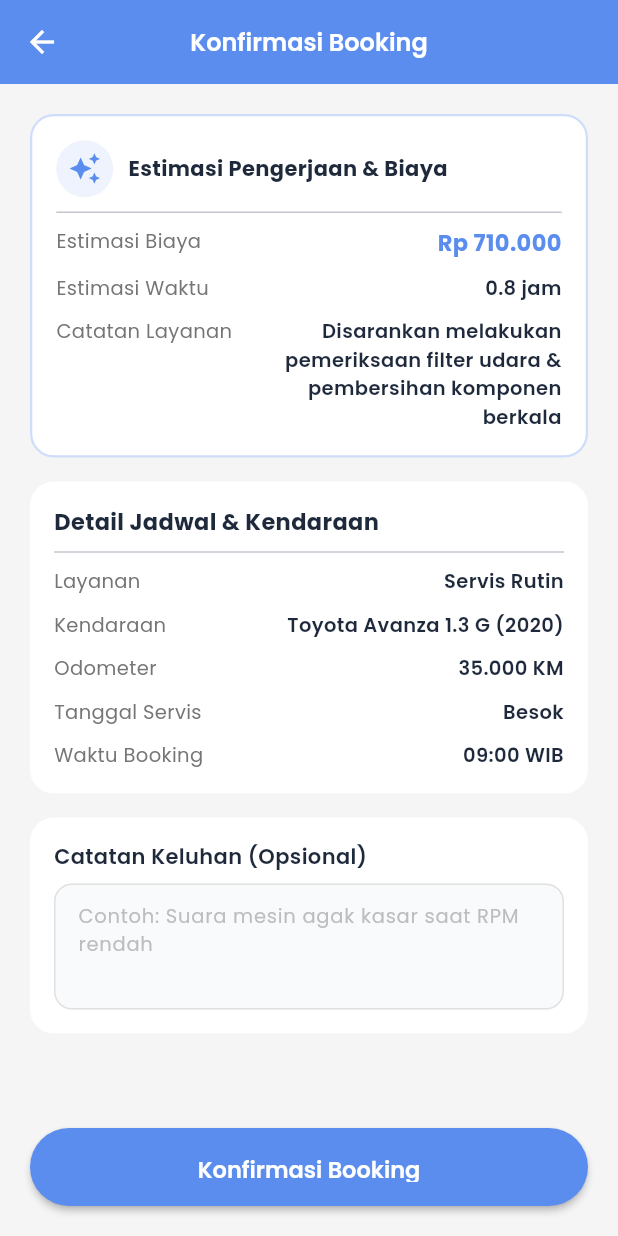
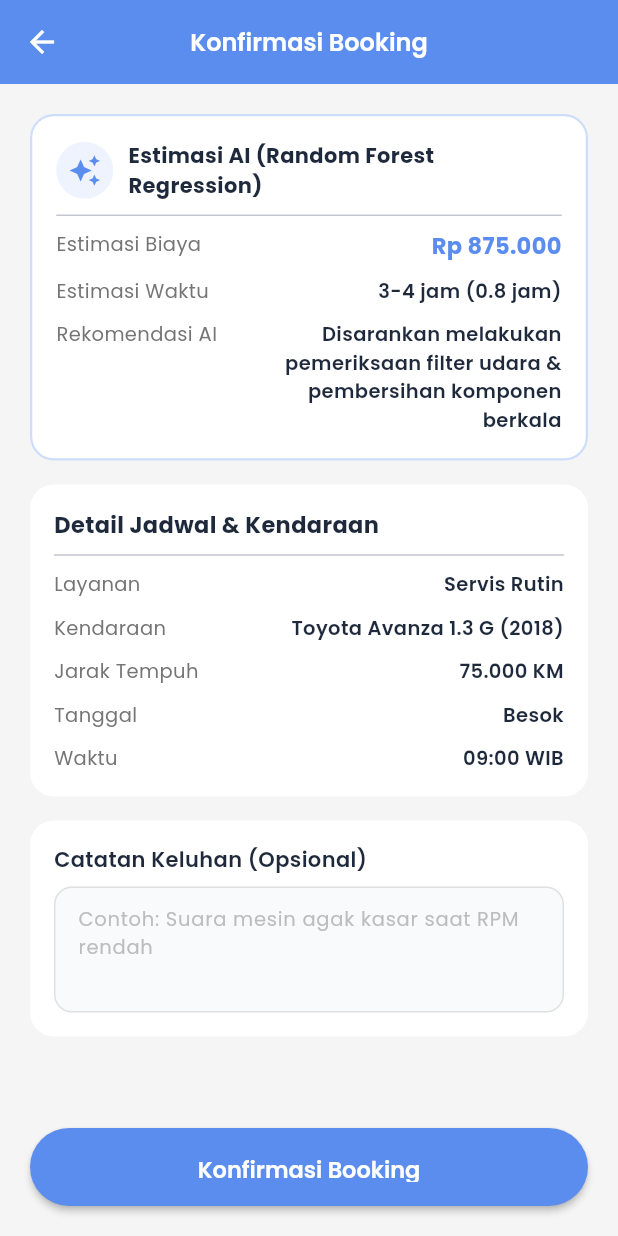
Before and after one commit to ifanagung3/201-AutoGarage, a Flutter app: the BookingKonfirmasiScreen screen opened by its route, after a tap on the "arrow back" icon, after a tap on "Lanjut", on a phone screen of 412 x 824 dp. Run offline on Flutter 3.47's test engine with Material 3 defaults, Android fonts, the phone set to English and light mode, and no system bars; our stand-ins replace cloud_firestore, firebase_auth, firebase_core, go_router, google_fonts, google_sign_in; accounts and stored records are empty; network calls fail.

Commit message:
SYNC: Matched all code, BookingDraft state flow, test suites, and docs with 201-auto-garage-fixed

```diff
--- a/lib/core/router/app_router.dart
+++ b/lib/core/router/app_router.dart
@@ -30,6 +30,7 @@ import '../../screens/admin/admin_servis_screen.dart';
 import '../../screens/admin/admin_estimasi_screen.dart';
 import '../../screens/admin/admin_pelanggan_screen.dart';
 import '../../screens/admin/admin_promo_screen.dart';
+import '../../models/booking_draft.dart';
 
 final appRouter = GoRouter(
   initialLocation: '/splash',
@@ -39,63 +40,76 @@ final appRouter = GoRouter(
     GoRoute(path: '/sign-in', builder: (c, s) => const SignInScreen()),
     GoRoute(path: '/sign-up', builder: (c, s) => const SignUpScreen()),
     GoRoute(path: '/otp', builder: (c, s) => const OtpScreen()),
-    GoRoute(path: '/forgot-password', builder: (c, s) => const ForgotPasswordScreen()),
-    GoRoute(path: '/complete-profile', builder: (c, s) => const CompleteProfileScreen()),
-
+    GoRoute(
+        path: '/forgot-password',
+        builder: (c, s) => const ForgotPasswordScreen()),
+    GoRoute(
+        path: '/complete-profile',
+        builder: (c, s) => const CompleteProfileScreen()),
     ShellRoute(
       builder: (c, s, child) => MainShell(child: child),
       routes: [
         GoRoute(path: '/home', builder: (c, s) => const HomeScreen()),
         GoRoute(path: '/status', builder: (c, s) => const StatusServisScreen()),
-        GoRoute(path: '/riwayat', builder: (c, s) => const RiwayatServisScreen()),
+        GoRoute(
+            path: '/riwayat', builder: (c, s) => const RiwayatServisScreen()),
         GoRoute(path: '/akun', builder: (c, s) => const AkunScreen()),
       ],
     ),
-
     GoRoute(path: '/estimasi', builder: (c, s) => const EstimasiBiayaScreen()),
     GoRoute(
       path: '/booking/layanan',
-      builder: (c, s) => const BookingLayananScreen(),
+      builder: (c, s) => BookingLayananScreen(
+        initialDraft: s.extra as BookingDraft?,
+      ),
     ),
     GoRoute(
       path: '/booking/tanggal',
       builder: (c, s) => BookingTanggalScreen(
-        serviceName: s.uri.queryParameters['service'] ?? 'Servis Rutin',
+        draft: s.extra as BookingDraft? ?? const BookingDraft(),
       ),
     ),
     GoRoute(
       path: '/booking/waktu',
       builder: (c, s) => BookingWaktuScreen(
-        serviceName: s.uri.queryParameters['service'] ?? 'Servis Rutin',
-        bookingDate: s.uri.queryParameters['date'] ?? '',
+        draft: s.extra as BookingDraft? ?? const BookingDraft(),
       ),
     ),
     GoRoute(
       path: '/booking/konfirmasi',
       builder: (c, s) => BookingKonfirmasiScreen(
-        serviceName: s.uri.queryParameters['service'] ?? 'Servis Rutin',
-        bookingDate: s.uri.queryParameters['date'] ?? '',
-        bookingTime: s.uri.queryParameters['time'] ?? '09:00 WIB',
+        draft: s.extra as BookingDraft? ?? const BookingDraft(),
       ),
     ),
-
     GoRoute(path: '/akun/data-diri', builder: (c, s) => const DataDiriScreen()),
-    GoRoute(path: '/akun/kendaraan', builder: (c, s) => const KendaraanSayaScreen()),
+    GoRoute(
+        path: '/akun/kendaraan',
+        builder: (c, s) => const KendaraanSayaScreen()),
     GoRoute(path: '/akun/alamat', builder: (c, s) => const AlamatSayaScreen()),
     GoRoute(path: '/akun/promo', builder: (c, s) => const PromoScreen()),
     GoRoute(path: '/akun/bantuan', builder: (c, s) => const BantuanScreen()),
     GoRoute(path: '/akun/tentang', builder: (c, s) => const TentangScreen()),
-    GoRoute(path: '/akun/pengaturan', builder: (c, s) => const PengaturanScreen()),
-
+    GoRoute(
+        path: '/akun/pengaturan', builder: (c, s) => const PengaturanScreen()),
     ShellRoute(
       builder: (c, s, child) => AdminShell(child: child),
       routes: [
-        GoRoute(path: '/admin', builder: (c, s) => const AdminDashboardScreen()),
-        GoRoute(path: '/admin/booking', builder: (c, s) => const AdminBookingScreen()),
-        GoRoute(path: '/admin/servis', builder: (c, s) => const AdminServisScreen()),
-        GoRoute(path: '/admin/estimasi', builder: (c, s) => const AdminEstimasiScreen()),
-        GoRoute(path: '/admin/pelanggan', builder: (c, s) => const AdminPelangganScreen()),
-        GoRoute(path: '/admin/promo', builder: (c, s) => const AdminPromoScreen()),
+        GoRoute(
+            path: '/admin', builder: (c, s) => const AdminDashboardScreen()),
+        GoRoute(
+            path: '/admin/booking',
+            builder: (c, s) => const AdminBookingScreen()),
+        GoRoute(
+            path: '/admin/servis',
+            builder: (c, s) => const AdminServisScreen()),
+        GoRoute(
+            path: '/admin/estimasi',
+            builder: (c, s) => const AdminEstimasiScreen()),
+        GoRoute(
+            path: '/admin/pelanggan',
+            builder: (c, s) => const AdminPelangganScreen()),
+        GoRoute(
+            path: '/admin/promo', builder: (c, s) => const AdminPromoScreen()),
       ],
     ),
   ],
--- /dev/null
+++ b/lib/models/booking_draft.dart
@@ -0,0 +1,26 @@
+class BookingDraft {
+  const BookingDraft({
+    this.serviceName,
+    this.bookingDate,
+    this.bookingTime,
+  });
+
+  final String? serviceName;
+  final DateTime? bookingDate;
+  final String? bookingTime;
+
+  BookingDraft copyWith({
+    String? serviceName,
+    DateTime? bookingDate,
+    String? bookingTime,
+  }) {
+    return BookingDraft(
+      serviceName: serviceName ?? this.serviceName,
+      bookingDate: bookingDate ?? this.bookingDate,
+      bookingTime: bookingTime ?? this.bookingTime,
+    );
+  }
+
+  bool get isComplete =>
+      serviceName != null && bookingDate != null && bookingTime != null;
+}
--- a/lib/screens/booking/booking_konfirmasi_screen.dart
+++ b/lib/screens/booking/booking_konfirmasi_screen.dart
@@ -4,33 +4,30 @@ import 'package:google_fonts/google_fonts.dart';
 import 'package:intl/intl.dart';
 import '../../services/booking_service.dart';
 import '../../services/random_forest_service.dart';
+import '../../models/booking_draft.dart';
 
 class BookingKonfirmasiScreen extends StatefulWidget {
-  final String serviceName;
-  final String bookingDate;
-  final String bookingTime;
+  const BookingKonfirmasiScreen({super.key, required this.draft});
 
-  const BookingKonfirmasiScreen({
-    super.key,
-    required this.serviceName,
-    required this.bookingDate,
-    required this.bookingTime,
-  });
+  final BookingDraft draft;
 
   @override
-  State<BookingKonfirmasiScreen> createState() => _BookingKonfirmasiScreenState();
+  State<BookingKonfirmasiScreen> createState() =>
+      _BookingKonfirmasiScreenState();
 }
 
 class _BookingKonfirmasiScreenState extends State<BookingKonfirmasiScreen> {
   final _notesController = TextEditingController();
-  final _currencyFormat = NumberFormat.currency(locale: 'id_ID', symbol: 'Rp ', decimalDigits: 0);
+  final _currencyFormat =
+      NumberFormat.currency(locale: 'id_ID', symbol: 'Rp ', decimalDigits: 0);
 
   bool _isLoading = false;
   bool _isPredicting = true;
 
-  double _estimatedCost = 150000;
-  double _estimatedDurationHours = 2.5;
-  String _recommendation = "Disarankan melakukan pemeriksaan berkala & filter udara";
+  double _estimatedCost = 1150000;
+  double _estimatedDurationHours = 3.8;
+  String _recommendation =
+      "Disarankan melakukan pemeriksaan filter udara & ganti oli";
 
   @override
   void initState() {
@@ -43,10 +40,10 @@ class _BookingKonfirmasiScreenState extends State<BookingKonfirmasiScreen> {
     final result = await RandomForestService.instance.predictViaApi(
       carBrand: 'Toyota',
       carModel: 'Avanza',
-      carYear: 2020,
-      serviceType: widget.serviceName,
-      mileage: 35000,
-      componentCount: 3,
+      carYear: 2018,
+      serviceType: widget.draft.serviceName ?? 'Servis Rutin',
+      mileage: 75000,
+      componentCount: 5,
     );
 
     if (mounted) {
@@ -63,25 +60,24 @@ class _BookingKonfirmasiScreenState extends State<BookingKonfirmasiScreen> {
     if (context.canPop()) {
       context.pop();
     } else {
-      context.go('/booking/waktu?service=${Uri.encodeComponent(widget.serviceName)}&date=${Uri.encodeComponent(widget.bookingDate)}');
+      context.go('/booking/waktu', extra: widget.draft);
     }
   }
 
   Future<void> _submitBooking() async {
     setState(() => _isLoading = true);
     try {
-      final dateToSave = widget.bookingDate.isNotEmpty
-          ? DateTime.tryParse(widget.bookingDate) ?? DateTime.now().add(const Duration(days: 1))
-          : DateTime.now().add(const Duration(days: 1));
+      final dateToSave = widget.draft.bookingDate ?? DateTime.now().add(const Duration(days: 1));
+      final timeToSave = widget.draft.bookingTime != null ? '${widget.draft.bookingTime} WIB' : '09:00 WIB';
 
       await BookingService.instance.createBooking(
         vehicleName: 'Toyota Avanza 1.3 G',
         vehiclePlat: 'B 1234 AG',
-        vehicleYear: 2020,
-        vehicleKm: 35000,
-        serviceName: widget.serviceName,
+        vehicleYear: 2018,
+        vehicleKm: 75000,
+        serviceName: widget.draft.serviceName ?? 'Servis Rutin',
         bookingDate: dateToSave,
-        bookingTime: widget.bookingTime.isNotEmpty ? widget.bookingTime : '09:00 WIB',
+        bookingTime: timeToSave,
         estimatedCost: _estimatedCost,
         notes: _notesController.text.trim(),
       );
@@ -90,7 +86,7 @@ class _BookingKonfirmasiScreenState extends State<BookingKonfirmasiScreen> {
         ScaffoldMessenger.of(context).showSnackBar(
           SnackBar(
             content: Text(
-              'Booking ${widget.serviceName} berhasil disimpan!',
+              'Booking ${widget.draft.serviceName ?? ''} berhasil disimpan!',
               style: GoogleFonts.poppins(),
             ),
             backgroundColor: Colors.green,
@@ -114,9 +110,6 @@ class _BookingKonfirmasiScreenState extends State<BookingKonfirmasiScreen> {
 
   @override
   Widget build(BuildContext context) {
-    final displayDate = widget.bookingDate.isNotEmpty ? widget.bookingDate : 'Besok';
-    final displayTime = widget.bookingTime.isNotEmpty ? widget.bookingTime : '09:00 WIB';
-
     return PopScope(
       canPop: false,
       onPopInvokedWithResult: (bool didPop, Object? result) {
@@ -131,7 +124,8 @@ class _BookingKonfirmasiScreenState extends State<BookingKonfirmasiScreen> {
           elevation: 0,
           title: Text(
             'Konfirmasi Booking',
-            style: GoogleFonts.poppins(fontSize: 16, fontWeight: FontWeight.w600, color: Colors.white),
+            style: GoogleFonts.poppins(
+                fontSize: 16, fontWeight: FontWeight.w600, color: Colors.white),
           ),
           leading: IconButton(
             icon: const Icon(Icons.arrow_back, color: Colors.white),
@@ -150,7 +144,9 @@ class _BookingKonfirmasiScreenState extends State<BookingKonfirmasiScreen> {
                     decoration: BoxDecoration(
                       color: Colors.white,
                       borderRadius: BorderRadius.circular(16),
-                      border: Border.all(color: const Color(0xFF5B8DEF).withOpacity(0.3), width: 1.5),
+                      border: Border.all(
+                          color: const Color(0xFF5B8DEF).withOpacity(0.3),
+                          width: 1.5),
                     ),
                     child: Column(
                       crossAxisAlignment: CrossAxisAlignment.start,
@@ -163,12 +159,13 @@ class _BookingKonfirmasiScreenState extends State<BookingKonfirmasiScreen> {
                                 color: const Color(0xFF5B8DEF).withOpacity(0.1),
                                 shape: BoxShape.circle,
                               ),
-                              child: const Icon(Icons.auto_awesome, color: Color(0xFF5B8DEF), size: 22),
+                              child: const Icon(Icons.auto_awesome,
+                                  color: Color(0xFF5B8DEF), size: 22),
                             ),
                             const SizedBox(width: 10),
                             Expanded(
                               child: Text(
-                                'Estimasi Pengerjaan & Biaya',
+                                'Estimasi AI (Random Forest Regression)',
                                 style: GoogleFonts.poppins(
                                   fontSize: 14,
                                   fontWeight: FontWeight.bold,
@@ -186,7 +183,8 @@ class _BookingKonfirmasiScreenState extends State<BookingKonfirmasiScreen> {
                               child: SizedBox(
                                 width: 24,
                                 height: 24,
-                                child: CircularProgressIndicator(color: Color(0xFF5B8DEF), strokeWidth: 2),
+                                child: CircularProgressIndicator(
+                                    color: Color(0xFF5B8DEF), strokeWidth: 2),
                               ),
                             ),
                           )
@@ -199,11 +197,12 @@ class _BookingKonfirmasiScreenState extends State<BookingKonfirmasiScreen> {
                           const SizedBox(height: 10),
                           _DetailRow(
                             label: 'Estimasi Waktu',
-                            value: '${_estimatedDurationHours.toStringAsFixed(1)} jam',
+                            value:
+                                '3-4 jam (${_estimatedDurationHours.toStringAsFixed(1)} jam)',
                           ),
                           const SizedBox(height: 10),
                           _DetailRow(
-                            label: 'Catatan Layanan',
+                            label: 'Rekomendasi AI',
                             value: _recommendation,
                           ),
                         ],
@@ -231,15 +230,31 @@ class _BookingKonfirmasiScreenState extends State<BookingKonfirmasiScreen> {
                           ),
                         ),
                         const Divider(height: 20),
-                        _DetailRow(label: 'Layanan', value: widget.serviceName),
+                        _DetailRow(
+                            label: 'Layanan',
+                            value: widget.draft.serviceName ?? 'Servis Rutin'),
                         const SizedBox(height: 10),
-                        const _DetailRow(label: 'Kendaraan', value: 'Toyota Avanza 1.3 G (2020)'),
+                        const _DetailRow(
+                            label: 'Kendaraan',
+                            value: 'Toyota Avanza 1.3 G (2018)'),
                         const SizedBox(height: 10),
-                        const _DetailRow(label: 'Odometer', value: '35.000 KM'),
+                        const _DetailRow(
+                            label: 'Jarak Tempuh', value: '75.000 KM'),
                         const SizedBox(height: 10),
-                        _DetailRow(label: 'Tanggal Servis', value: displayDate),
+                        _DetailRow(
+                          label: 'Tanggal',
+                          value: widget.draft.bookingDate == null
+                              ? 'Besok'
+                              : DateFormat('d MMMM y', 'id_ID')
+                                  .format(widget.draft.bookingDate!),
+                        ),
                         const SizedBox(height: 10),
-                        _DetailRow(label: 'Waktu Booking', value: displayTime),
+                        _DetailRow(
+                          label: 'Waktu',
+                          value: widget.draft.bookingTime == null
+                              ? '09:00 WIB'
+                              : '${widget.draft.bookingTime} WIB',
+                        ),
                       ],
                     ),
                   ),
@@ -269,8 +284,10 @@ class _BookingKonfirmasiScreenState extends State<BookingKonfirmasiScreen> {
                           maxLines: 3,
                           style: GoogleFonts.poppins(fontSize: 13),
                           decoration: InputDecoration(
-                            hintText: 'Contoh: Suara mesin agak kasar saat RPM rendah',
-                            hintStyle: GoogleFonts.poppins(color: Colors.grey[400], fontSize: 13),
+                            hintText:
+                                'Contoh: Suara mesin agak kasar saat RPM rendah',
+                            hintStyle: GoogleFonts.poppins(
+                                color: Colors.grey[400], fontSize: 13),
                             filled: true,
                             fillColor: const Color(0xFFF8FAFC),
                             border: OutlineInputBorder(
@@ -306,7 +323,8 @@ class _BookingKonfirmasiScreenState extends State<BookingKonfirmasiScreen> {
                       ? const SizedBox(
                           width: 20,
                           height: 20,
-                          child: CircularProgressIndicator(color: Colors.white, strokeWidth: 2),
+                          child: CircularProgressIndicator(
+                              color: Colors.white, strokeWidth: 2),
                         )
                       : Text(
                           'Konfirmasi Booking',
@@ -364,7 +382,9 @@ class _DetailRow extends StatelessWidget {
             style: GoogleFonts.poppins(
               fontSize: isHighlight ? 15 : 13,
               fontWeight: isHighlight ? FontWeight.bold : FontWeight.w600,
-              color: isHighlight ? const Color(0xFF5B8DEF) : const Color(0xFF1E293B),
+              color: isHighlight
+                  ? const Color(0xFF5B8DEF)
+                  : const Color(0xFF1E293B),
             ),
           ),
         ),
--- a/lib/screens/booking/booking_waktu_screen.dart
+++ b/lib/screens/booking/booking_waktu_screen.dart
@@ -1,36 +1,36 @@
 import 'package:flutter/material.dart';
 import 'package:go_router/go_router.dart';
 import 'package:google_fonts/google_fonts.dart';
+import '../../models/booking_draft.dart';
 
 class BookingWaktuScreen extends StatefulWidget {
-  final String serviceName;
-  final String bookingDate;
+  const BookingWaktuScreen({super.key, required this.draft});
 
-  const BookingWaktuScreen({
-    super.key,
-    required this.serviceName,
-    required this.bookingDate,
-  });
+  final BookingDraft draft;
 
   @override
   State<BookingWaktuScreen> createState() => _BookingWaktuScreenState();
 }
 
 class _BookingWaktuScreenState extends State<BookingWaktuScreen> {
-  String? selectedTime = '09:00 WIB';
-  final List<String> timeSlots = ['08:00 WIB', '09:00 WIB', '10:00 WIB', '11:00 WIB', '13:00 WIB', '14:00 WIB', '15:00 WIB', '16:00 WIB'];
+  String? selectedTime = '09:00';
+  final List<String> timeSlots = [
+    '08:00',
+    '09:00',
+    '10:00',
+    '11:00',
+    '13:00',
+    '14:00',
+    '15:00',
+    '16:00'
+  ];
 
   void _handleBack() {
     if (context.canPop()) {
       context.pop();
     } else {
-      context.go('/booking/tanggal?service=${Uri.encodeComponent(widget.serviceName)}');
+      context.go('/booking/tanggal', extra: widget.draft);
     }
-  }
-
-  void _proceedToConfirmation() {
-    if (selectedTime == null) return;
-    context.go('/booking/konfirmasi?service=${Uri.encodeComponent(widget.serviceName)}&date=${Uri.encodeComponent(widget.bookingDate)}&time=${Uri.encodeComponent(selectedTime!)}');
   }
 
   @override
@@ -44,7 +44,7 @@ class _BookingWaktuScreenState extends State<BookingWaktuScreen> {
       },
       child: Scaffold(
         appBar: AppBar(
-          title: Text('Pilih Jam (${widget.serviceName})'),
+          title: Text('Pilih Jam (${widget.draft.serviceName ?? 'Servis'})'),
           leading: IconButton(
             icon: const Icon(Icons.arrow_back),
             onPressed: _handleBack,
@@ -69,15 +69,19 @@ class _BookingWaktuScreenState extends State<BookingWaktuScreen> {
                     onTap: () => setState(() => selectedTime = time),
                     child: Container(
                       decoration: BoxDecoration(
-                        color: isSelected ? const Color(0xFF3B82F6) : Colors.white,
-                        border: Border.all(color: isSelected ? const Color(0xFF3B82F6) : Colors.grey[300]!),
+                        color:
+                            isSelected ? const Color(0xFF3B82F6) : Colors.white,
+                        border: Border.all(
+                            color: isSelected
+                                ? const Color(0xFF3B82F6)
+                                : Colors.grey[300]!),
                         borderRadius: BorderRadius.circular(12),
                       ),
                       child: Center(
                         child: Text(
                           time,
                           style: GoogleFonts.poppins(
-                            fontSize: 14,
+                            fontSize: 16,
                             fontWeight: FontWeight.w600,
                             color: isSelected ? Colors.white : Colors.black,
                           ),
@@ -94,7 +98,14 @@ class _BookingWaktuScreenState extends State<BookingWaktuScreen> {
                 width: double.infinity,
                 height: 50,
                 child: ElevatedButton(
-                  onPressed: selectedTime == null ? null : _proceedToConfirmation,
+                  onPressed: selectedTime == null
+                      ? null
+                      : () => context.push(
+                            '/booking/konfirmasi',
+                            extra: widget.draft.copyWith(
+                              bookingTime: selectedTime,
+                            ),
+                          ),
                   child: const Text('Lanjut'),
                 ),
               ),
--- a/lib/screens/main/home_screen.dart
+++ b/lib/screens/main/home_screen.dart
@@ -2,6 +2,7 @@ import 'package:flutter/material.dart';
 import 'package:go_router/go_router.dart';
 import 'package:google_fonts/google_fonts.dart';
 import 'package:firebase_auth/firebase_auth.dart';
+import '../../models/booking_draft.dart';
 
 class HomeScreen extends StatelessWidget {
   const HomeScreen({super.key});
@@ -65,7 +66,8 @@ class HomeScreen extends StatelessWidget {
                             shape: BoxShape.circle,
                           ),
                           child: IconButton(
-                            icon: const Icon(Icons.notifications_outlined, color: Colors.white),
+                            icon: const Icon(Icons.notifications_outlined,
+                                color: Colors.white),
                             onPressed: () {},
                           ),
                         ),
@@ -74,7 +76,8 @@ class HomeScreen extends StatelessWidget {
                     const SizedBox(height: 20),
                     // Search Box
                     Container(
-                      padding: const EdgeInsets.symmetric(horizontal: 16, vertical: 4),
+                      padding: const EdgeInsets.symmetric(
+                          horizontal: 16, vertical: 4),
                       decoration: BoxDecoration(
                         color: Colors.white,
                         borderRadius: BorderRadius.circular(14),
@@ -89,9 +92,11 @@ class HomeScreen extends StatelessWidget {
                       child: TextField(
                         decoration: InputDecoration(
                           hintText: 'Cari layanan...',
-                          hintStyle: GoogleFonts.poppins(fontSize: 14, color: Colors.grey[400]),
+                          hintStyle: GoogleFonts.poppins(
+                              fontSize: 14, color: Colors.grey[400]),
                           border: InputBorder.none,
-                          prefixIcon: const Icon(Icons.search, color: Color(0xFF5B8DEF)),
+                          prefixIcon: const Icon(Icons.search,
+                              color: Color(0xFF5B8DEF)),
                         ),
                       ),
                     ),
@@ -215,7 +220,8 @@ class HomeScreen extends StatelessWidget {
                         ),
                       ),
                       Container(
-                        padding: const EdgeInsets.symmetric(horizontal: 16, vertical: 8),
+                        padding: const EdgeInsets.symmetric(
+                            horizontal: 16, vertical: 8),
                         decoration: BoxDecoration(
                           color: Colors.white,
                           borderRadius: BorderRadius.circular(20),
@@ -264,25 +270,30 @@ class HomeScreen extends StatelessWidget {
                       icon: Icons.build_circle_outlined,
                       title: 'Servis Rutin',
                       color: const Color(0xFF5B8DEF),
-                      onTap: () => context.go('/booking/tanggal?service=${Uri.encodeComponent('Servis Rutin')}'),
+                      onTap: () => context.push('/booking/tanggal',
+                          extra:
+                              const BookingDraft(serviceName: 'Servis Rutin')),
                     ),
                     _ServiceCard(
                       icon: Icons.settings_outlined,
                       title: 'Tune Up',
                       color: const Color(0xFFEC4899),
-                      onTap: () => context.go('/booking/tanggal?service=${Uri.encodeComponent('Tune Up')}'),
+                      onTap: () => context.push('/booking/tanggal',
+                          extra: const BookingDraft(serviceName: 'Tune Up')),
                     ),
                     _ServiceCard(
                       icon: Icons.ac_unit_outlined,
                       title: 'AC Service',
                       color: const Color(0xFF8B5CF6),
-                      onTap: () => context.go('/booking/tanggal?service=${Uri.encodeComponent('AC Service')}'),
+                      onTap: () => context.push('/booking/tanggal',
+                          extra: const BookingDraft(serviceName: 'AC Service')),
                     ),
                     _ServiceCard(
                       icon: Icons.tire_repair_outlined,
                       title: 'Ganti Ban',
                       color: const Color(0xFF10B981),
-                      onTap: () => context.go('/booking/tanggal?service=${Uri.encodeComponent('Ganti Ban')}'),
+                      onTap: () => context.push('/booking/tanggal',
+                          extra: const BookingDraft(serviceName: 'Ganti Ban')),
                     ),
                   ],
                 ),
```
Also changed, not shown: lib/screens/booking/booking_layanan_screen.dart (+33 -9 lines), lib/screens/booking/booking_tanggal_screen.dart (+14 -12 lines).
